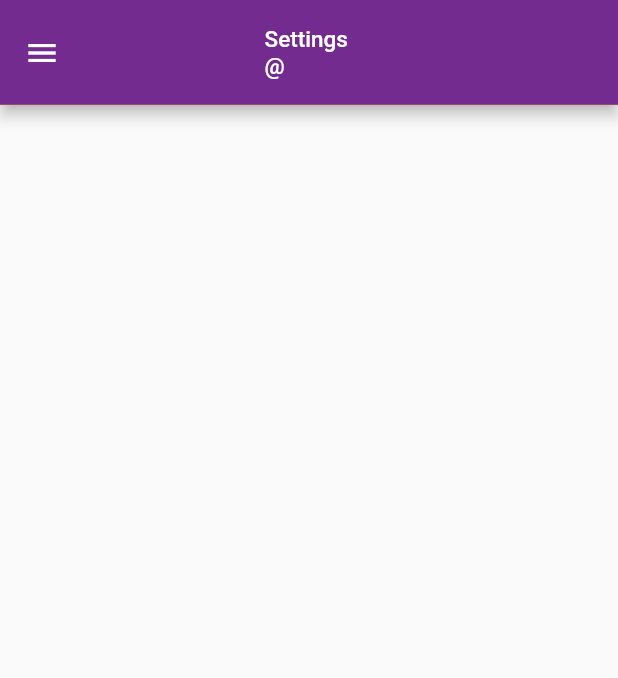
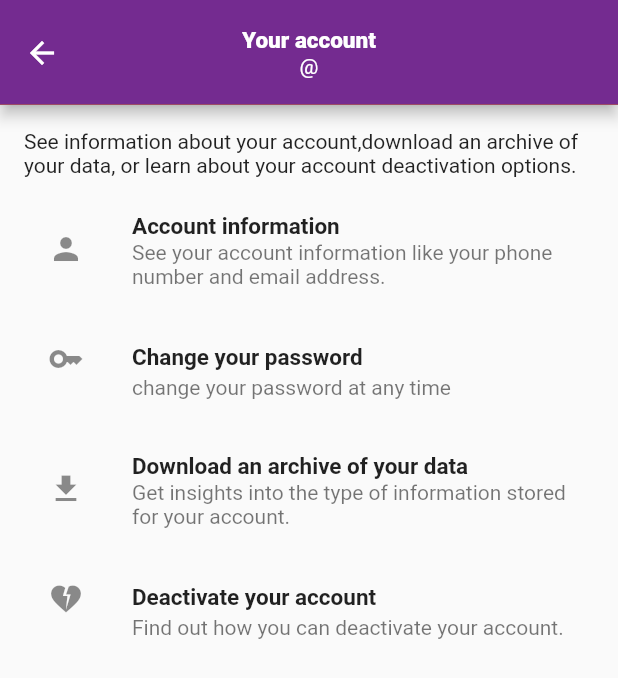
Before and after one commit to kwayummari/wgnrr, a Flutter app: the Account screen opened directly, on a phone screen of 412 x 824 dp. Shown: the top 678 px of the screen. Run offline on Flutter 3.47's test engine with Material 2 defaults, Android fonts, the phone set to English and light mode, and no system bars; our stand-ins replace better_player, bubble, cached_network_image, carousel_slider, connectivity, flutter_rating_bar and 11 more; missing offline and left inert: image_picker_plus; accounts and stored records are empty; network calls fail; Roboto replaces fonts that are missing (OpenSans).

Commit message:
account original page made

```diff
--- a/lib/utils/settings/account.dart
+++ /dev/null
@@ -1,104 +0,0 @@
-import 'dart:convert';
-
-import 'package:flutter/material.dart';
-import 'package:hexcolor/hexcolor.dart';
-import 'package:shared_preferences/shared_preferences.dart';
-import 'package:wgnrr/api/const.dart';
-import 'package:wgnrr/utils/widget/drawer/app_drawer.dart';
-import 'package:wgnrr/utils/widget/text/text.dart';
-import 'package:http/http.dart' as http;
-
-class Account extends StatefulWidget {
-  @override
-  _AccountState createState() => _AccountState();
-}
-
-class _AccountState extends State<Account> {
-  var username;
-  var status;
-  var bot;
-  var language;
-  Future getValidationData() async {
-    final SharedPreferences sharedPreferences =
-        await SharedPreferences.getInstance();
-    var u = sharedPreferences.get('username');
-    var s = sharedPreferences.get('status');
-    var b = sharedPreferences.get('bot');
-    var l = sharedPreferences.get('language');
-    setState(() {
-      username = u;
-      status = s;
-      bot = b;
-      language = l;
-    });
-  }
-
-  var chat;
-  List chats = [];
-
-  Future get_chats() async {
-    const url = '${murl}appointment/results.php';
-    var response1 = await http.post(Uri.parse(url), body: {
-      "client": username.toString(),
-    });
-    if (response1.statusCode == 200) {
-      if (mounted)
-        setState(() {
-          chats = json.decode(response1.body);
-        });
-    }
-  }
-
-  @override
-  void initState() {
-    super.initState();
-    getValidationData();
-  }
-
-  @override
-  Widget build(BuildContext context) {
-    return Scaffold(
-      drawerEnableOpenDragGesture: false,
-      drawer: AppDrawer(
-        username: username,
-        language: language,
-        status: status,
-      ),
-      appBar: AppBar(
-        leading: Builder(
-            builder: (context) => // Ensure Scaffold is in context
-                IconButton(
-                  icon: Icon(
-                    Icons.menu,
-                    color: Colors.white,
-                  ),
-                  onPressed: () => Scaffold.of(context).openDrawer(),
-                )),
-        automaticallyImplyLeading: true,
-        shape: Border(bottom: BorderSide(color: Colors.orange, width: 0.2)),
-        elevation: 4,
-        toolbarHeight: 70,
-        backgroundColor: HexColor('#742B90'),
-        title: AppText(
-          txt: language == 'Kiswahili'
-              ? 'Mpangilio \n@${username}'
-              : 'Settings \n@${username}',
-          size: 15,
-          color: HexColor('#ffffff'),
-          weight: FontWeight.w500,
-        ),
-        centerTitle: true,
-      ),
-      body: Padding(
-        padding: const EdgeInsets.all(16.0),
-        child: Column(
-          crossAxisAlignment: CrossAxisAlignment.start,
-          children: [
-
-            SizedBox(height: 32.0),
-          ],
-        ),
-      ),
-    );
-  }
-}
--- /dev/null
+++ b/lib/utils/settings/account/account.dart
@@ -0,0 +1,176 @@
+import 'dart:convert';
+
+import 'package:flutter/material.dart';
+import 'package:hexcolor/hexcolor.dart';
+import 'package:shared_preferences/shared_preferences.dart';
+import 'package:wgnrr/api/const.dart';
+import 'package:wgnrr/utils/widget/IconButton/IconButton.dart';
+import 'package:wgnrr/utils/widget/drawer/app_drawer.dart';
+import 'package:wgnrr/utils/widget/text/text.dart';
+import 'package:http/http.dart' as http;
+
+class Account extends StatefulWidget {
+  @override
+  _AccountState createState() => _AccountState();
+}
+
+class _AccountState extends State<Account> {
+  var username;
+  var status;
+  var bot;
+  var language;
+  Future getValidationData() async {
+    final SharedPreferences sharedPreferences =
+        await SharedPreferences.getInstance();
+    var u = sharedPreferences.get('username');
+    var s = sharedPreferences.get('status');
+    var b = sharedPreferences.get('bot');
+    var l = sharedPreferences.get('language');
+    setState(() {
+      username = u;
+      status = s;
+      bot = b;
+      language = l;
+      get_userdata();
+    });
+  }
+
+  var user;
+  List users = [];
+
+  Future get_userdata() async {
+    const url = '${murl}user/user.php';
+    var response1 = await http.post(Uri.parse(url), body: {
+      "user": username.toString(),
+    });
+    if (response1.statusCode == 200) {
+      if (mounted)
+        setState(() {
+          users = json.decode(response1.body);
+        });
+    }
+  }
+
+  @override
+  void initState() {
+    super.initState();
+    getValidationData();
+  }
+
+  @override
+  Widget build(BuildContext context) {
+    return Scaffold(
+      drawerEnableOpenDragGesture: false,
+      appBar: AppBar(
+        automaticallyImplyLeading: true,
+        iconTheme: IconThemeData(color: Colors.white),
+        shape: Border(bottom: BorderSide(color: Colors.orange, width: 0.2)),
+        elevation: 4,
+        toolbarHeight: 70,
+        backgroundColor: HexColor('#742B90'),
+        title: RichText(
+          textAlign: TextAlign.center,
+          text: TextSpan(
+            style: TextStyle(fontSize: 16, color: Colors.white),
+            children: <TextSpan>[
+              TextSpan(
+                text: language == 'Kiswahili' ? 'Akaunti yako' : 'Your account',
+                style: TextStyle(fontWeight: FontWeight.w900, fontSize: 15),
+              ),
+              TextSpan(
+                text: '\n@${username}',
+                style: TextStyle(
+                  fontWeight: FontWeight.normal,
+                  fontSize: 14,
+                ),
+              ),
+            ],
+          ),
+        ),
+        centerTitle: true,
+      ),
+      body: Padding(
+        padding: const EdgeInsets.all(16.0),
+        child: Column(
+          crossAxisAlignment: CrossAxisAlignment.start,
+          children: [
+            Title(
+                color: Colors.white,
+                child: AppText(
+                    txt:
+                        'See information about your account,download an archive of your data, or learn about your account deactivation options.',
+                    size: 14)),
+            SizedBox(
+              height: 20,
+            ),
+            ListTile(
+              onTap: () => Navigator.of(context)
+                  .push(MaterialPageRoute(builder: (context) => Account())),
+              leading: Icon(Icons.person),
+              title: AppText(
+                txt: 'Account information',
+                size: 15,
+                weight: FontWeight.bold,
+              ),
+              subtitle: AppText(
+                  txt:
+                      'See your account information like your phone number and email address.',
+                  size: 14),
+            ),
+            SizedBox(
+              height: 15,
+            ),
+            ListTile(
+              onTap: () => Navigator.of(context)
+                  .push(MaterialPageRoute(builder: (context) => Account())),
+              leading: Icon(Icons.key),
+              title: AppText(
+                txt: 'Change your password',
+                size: 15,
+                weight: FontWeight.bold,
+              ),
+              subtitle:
+                  AppText(txt: 'change your password at any time', size: 14),
+            ),
+            SizedBox(
+              height: 15,
+            ),
+            ListTile(
+              onTap: () => Navigator.of(context)
+                  .push(MaterialPageRoute(builder: (context) => Account())),
+              leading: Icon(Icons.download),
+              title: AppText(
+                txt: 'Download an archive of your data',
+                size: 15,
+                weight: FontWeight.bold,
+              ),
+              subtitle: AppText(
+                  txt:
+                      'Get insights into the type of information stored for your account.',
+                  size: 14),
+            ),
+            SizedBox(
+              height: 15,
+            ),
+            ListTile(
+              onTap: () => Navigator.of(context)
+                  .push(MaterialPageRoute(builder: (context) => Account())),
+              leading: Icon(Icons.heart_broken),
+              title: AppText(
+                txt: 'Deactivate your account',
+                size: 15,
+                weight: FontWeight.bold,
+              ),
+              subtitle: AppText(
+                  txt: 'Find out how you can deactivate your account.',
+                  size: 14),
+            ),
+            SizedBox(
+              height: 15,
+            ),
+          ],
+        ),
+      ),
+    );
+  }
+}
--- a/lib/utils/settings/settings.dart
+++ b/lib/utils/settings/settings.dart
@@ -2,7 +2,7 @@ import 'package:flutter/material.dart';
 import 'package:hexcolor/hexcolor.dart';
 import 'package:shared_preferences/shared_preferences.dart';
 import 'package:wgnrr/splash/splash.dart';
-import 'package:wgnrr/utils/settings/account.dart';
+import 'package:wgnrr/utils/settings/account/account.dart';
 import 'package:wgnrr/utils/settings/language.dart';
 import 'package:wgnrr/utils/widget/IconButton/IconButton.dart';
 import 'package:wgnrr/utils/widget/drawer/app_drawer.dart';
@@ -43,21 +43,8 @@ class _SettingsPageState extends State<SettingsPage> {
   Widget build(BuildContext context) {
     return Scaffold(
       drawerEnableOpenDragGesture: false,
-      drawer: AppDrawer(
-        username: username,
-        language: language,
-        status: status,
-      ),
       appBar: AppBar(
-        leading: Builder(
-            builder: (context) => // Ensure Scaffold is in context
-                IconButton(
-                  icon: Icon(
-                    Icons.menu,
-                    color: Colors.white,
-                  ),
-                  onPressed: () => Scaffold.of(context).openDrawer(),
-                )),
+        iconTheme: IconThemeData(color: Colors.white),
         automaticallyImplyLeading: true,
         shape: Border(bottom: BorderSide(color: Colors.orange, width: 0.2)),
         elevation: 4,
@@ -79,14 +66,9 @@ class _SettingsPageState extends State<SettingsPage> {
           crossAxisAlignment: CrossAxisAlignment.start,
           children: [
             ListTile(
+              onTap: () => Navigator.of(context)
+                  .push(MaterialPageRoute(builder: (context) => Account())),
               leading: Icon(Icons.person),
-              trailing: AppIconButton(
-                  onPress: () => Navigator.of(context).push(
-                    MaterialPageRoute(builder: (context) => Account())),
-                  icon: Icon(
-                    Icons.arrow_forward_ios,
-                    size: 15,
-                  )),
               title: AppText(
                 txt: 'Your Account',
                 size: 15,
@@ -102,12 +84,6 @@ class _SettingsPageState extends State<SettingsPage> {
             ),
             ListTile(
               leading: Icon(Icons.language),
-              trailing: AppIconButton(
-                  onPress: () => null,
-                  icon: Icon(
-                    Icons.arrow_forward_ios,
-                    size: 15,
-                  )),
               title: AppText(
                 txt: 'Language',
                 size: 15,
@@ -142,7 +118,8 @@ class _SettingsPageState extends State<SettingsPage> {
                 weight: FontWeight.bold,
               ),
               subtitle: AppText(
-                  txt: 'See information about your account,download an archive of your data, or learn about your account deactivation options.',
+                  txt:
+                      'See information about your account,download an archive of your data, or learn about your account deactivation options.',
                   size: 14),
             ),
             // GestureDetector(
```
